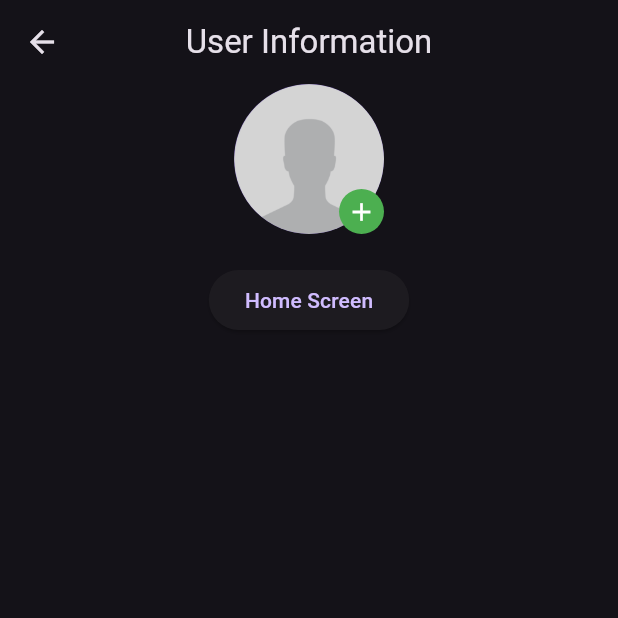
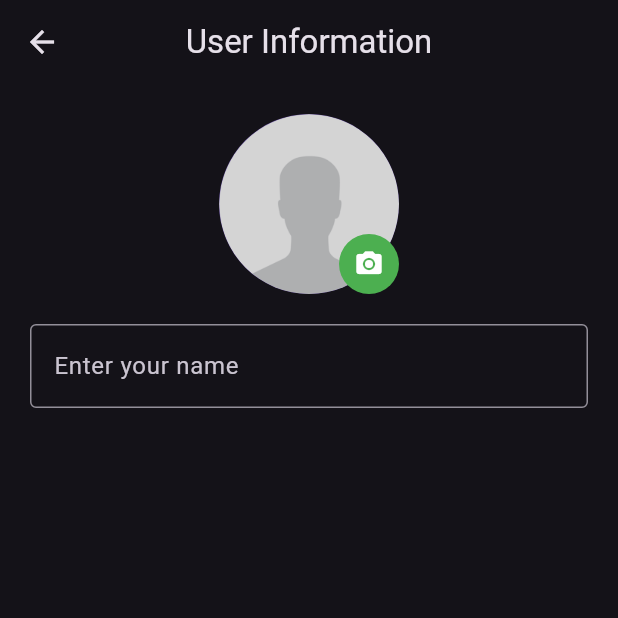
Before and after one commit to Flatter01/audio_and_chat, a Flutter app: the UserInformationScreen screen opened directly, on a phone screen of 412 x 824 dp, the top half of it. Run offline on Flutter 3.47's test engine with Material 3 defaults, Android fonts, the phone set to English and light mode, and no system bars; our stand-ins replace audioplayers, cloud_firestore, firebase_core, shared_preferences; accounts and stored records are empty; network calls fail.

Commit message:
package updated

```diff
--- a/lib/chat/authentication/user_information_screen.dart
+++ b/lib/chat/authentication/user_information_screen.dart
@@ -1,6 +1,7 @@
 import 'package:firebase_lesson/chat/screen/chat_screen.dart';
 import 'package:firebase_lesson/chat/utilities/assets_manager.dart';
 import 'package:flutter/material.dart';
+// import 'package:rounded_loading_button/rounded_loading_button.dart';
 
 class UserInformationScreen extends StatefulWidget {
   const UserInformationScreen({super.key});
@@ -10,6 +11,16 @@ class UserInformationScreen extends StatefulWidget {
 }
 
 class _UserInformationScreenState extends State<UserInformationScreen> {
+  // final RoundedLoadingButtonController _btuController =
+  //     RoundedLoadingButtonController();
+      final TextEditingController _nameController = TextEditingController();
+
+      @override
+  void dispose() {
+    // _btuController.stop();
+    _nameController.dispose();
+    super.dispose();
+  }
   @override
   Widget build(BuildContext context) {
     return Scaffold(
@@ -18,22 +29,24 @@ class _UserInformationScreenState extends State<UserInformationScreen> {
         title: const Text("User Information"),
       ),
       body: Center(
+        child: Padding(
+          padding: const EdgeInsets.symmetric(horizontal: 20,vertical: 20),
           child: Column(
             children: [
               const Stack(
                 children: [
                   CircleAvatar(
-                  radius: 50,
+                    radius: 60,
                     backgroundImage: AssetImage(AssetsManager.userImage),
                   ),
                   Positioned(
                     bottom: 0,
                     right: 0,
                     child: CircleAvatar(
-                    radius: 15,
+                      radius: 20,
                       backgroundColor: Colors.green,
                       child: Icon(
-                      Icons.add,
+                        Icons.camera_alt,
                         color: Colors.white,
                         size: 20,
                       ),
@@ -41,17 +54,25 @@ class _UserInformationScreenState extends State<UserInformationScreen> {
                   ),
                 ],
               ),
-            SizedBox(height: 20),
-            ElevatedButton(
-                onPressed: () {
-                  Navigator.pushAndRemoveUntil(
-                    context,
-                    MaterialPageRoute(builder: (context) => const ChatScreen()),
-                    (route) => false,
-                  );
-                },
-                child: Text("Home Screen"))
+              const SizedBox(height: 20),
+              TextField(
+                controller: _nameController,
+                decoration:const InputDecoration(
+                  hintText: "Enter your name",
+                  border: OutlineInputBorder(),
+                ),
+              )
+              // ElevatedButton(
+              //     onPressed: () {
+              //       Navigator.pushAndRemoveUntil(
+              //         context,
+              //         MaterialPageRoute(builder: (context) => const ChatScreen()),
+              //         (route) => false,
+              //       );
+              //     },
+              //     child: Text("Home Screen"))
             ],
+          ),
         ),
       ),
     );
--- a/pubspec.yaml
+++ b/pubspec.yaml
@@ -18,12 +18,13 @@ dependencies:
   firebase_auth: ^5.3.3
   firebase_storage: ^12.3.6
   just_audio: ^0.9.42
+  audioplayers: ^6.1.0
   rxdart: ^0.27.7
   audio_session: ^0.1.21
   flutter_animate: ^4.5.2
   http: ^1.2.2
   rename: ^3.0.2
-  rounded_loading_button: ^2.1.0
+  # rounded_loading_button: any
   provider: ^6.1.2
   lottie: ^3.1.3
   shared_preferences: ^2.3.3
```
Also changed, not shown: lib/audio/audio_app.dart (+24 -21 lines), pubspec.lock, 6 other files. Lines whose indentation alone changed are shown as unchanged.
